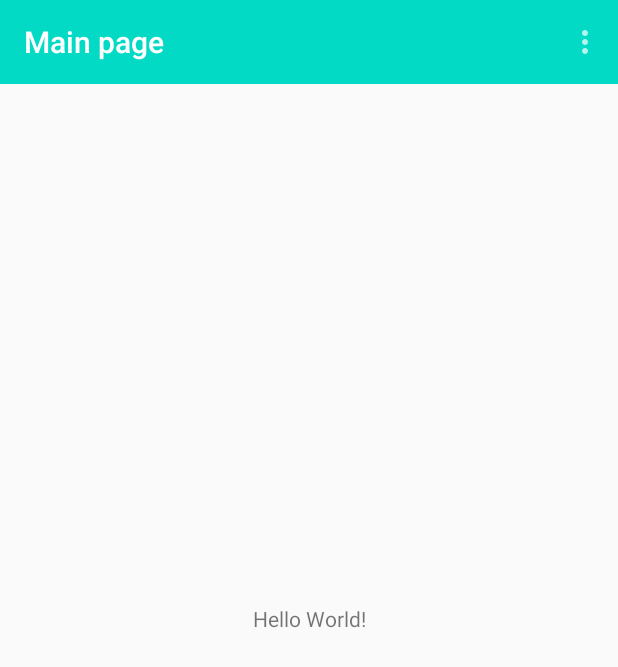
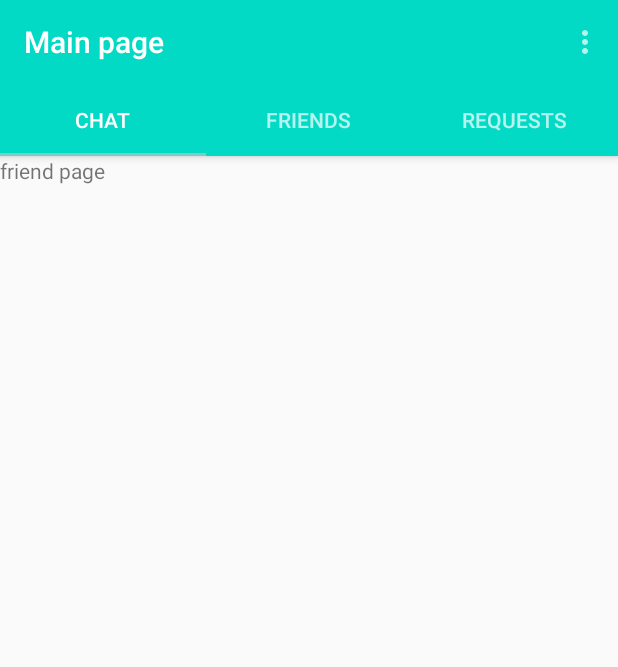
Before and after one commit to GameOnAnil/ChatAppProject, an Android app: the screen it shows after launch once a user with an empty profile is signed in (MainActivity), on a phone screen of 412 x 824 dp. Shown: the top 667 px of the screen. Run offline under Robolectric (Android 15) with nearby library versions, the phone set to English and light mode, and no system bars; our stand-ins replace Firebase (no records; nobody signed in at launch, a user with empty details on screens opened directly).

Commit message:
Added a tablayout and fragment for each item

```diff
--- a/app/build.gradle
+++ b/app/build.gradle
@@ -28,6 +28,8 @@ dependencies {
     implementation 'androidx.appcompat:appcompat:1.1.0'
     implementation 'androidx.constraintlayout:constraintlayout:1.1.3'
     implementation 'com.google.firebase:firebase-auth:19.3.2'
+    implementation 'com.google.android.material:material:1.1.0'
+    implementation 'androidx.legacy:legacy-support-v4:1.0.0'
     testImplementation 'junit:junit:4.12'
     androidTestImplementation 'androidx.test.ext:junit:1.1.1'
     androidTestImplementation 'androidx.test.espresso:espresso-core:3.2.0'
--- /dev/null
+++ b/app/src/main/java/com/example/chatappproject/ChatFragment.java
@@ -0,0 +1,21 @@
+package com.example.chatappproject;
+
+import android.os.Bundle;
+import android.view.LayoutInflater;
+import android.view.View;
+import android.view.ViewGroup;
+
+import androidx.fragment.app.Fragment;
+
+public class ChatFragment extends Fragment {
+
+    public ChatFragment() {
+        // Required empty public constructor
+    }
+
+    @Override
+    public View onCreateView(LayoutInflater inflater, ViewGroup container,
+                             Bundle savedInstanceState) {
+        return inflater.inflate(R.layout.fragment_friends, container, false);
+    }
+}
--- /dev/null
+++ b/app/src/main/java/com/example/chatappproject/FriendsFragment.java
@@ -0,0 +1,22 @@
+package com.example.chatappproject;
+
+import android.os.Bundle;
+
+import androidx.fragment.app.Fragment;
+
+import android.view.LayoutInflater;
+import android.view.View;
+import android.view.ViewGroup;
+
+public class FriendsFragment extends Fragment {
+
+    public FriendsFragment() {
+        // Required empty public constructor
+    }
+
+    @Override
+    public View onCreateView(LayoutInflater inflater, ViewGroup container,
+                             Bundle savedInstanceState) {
+        return inflater.inflate(R.layout.fragment_friends, container, false);
+    }
+}
--- a/app/src/main/java/com/example/chatappproject/MainActivity.java
+++ b/app/src/main/java/com/example/chatappproject/MainActivity.java
@@ -3,6 +3,7 @@ package com.example.chatappproject;
 import androidx.annotation.NonNull;
 import androidx.appcompat.app.AppCompatActivity;
 import androidx.appcompat.widget.Toolbar;
+import androidx.viewpager.widget.ViewPager;
 
 import android.content.Intent;
 import android.os.Bundle;
@@ -11,11 +12,15 @@ import android.view.Menu;
 import android.view.MenuInflater;
 import android.view.MenuItem;
 
+import com.google.android.material.tabs.TabLayout;
 import com.google.firebase.auth.FirebaseAuth;
 import com.google.firebase.auth.FirebaseUser;
 
 public class MainActivity extends AppCompatActivity {
     private static final String TAG = "MainActivity";
+    ViewPager mViewPager;
+    TabLayout mTabLayout;
+    private ViewPagerAdapter viewPagerAdapter;
 
     FirebaseAuth mAuth;
 
@@ -29,6 +34,13 @@ public class MainActivity extends AppCompatActivity {
         setSupportActionBar(toolbar);
 
         mAuth = FirebaseAuth.getInstance();
+
+        mViewPager = findViewById(R.id.main_viewPager);
+        mTabLayout =findViewById(R.id.tab_layout_main);
+
+        viewPagerAdapter = new ViewPagerAdapter(getSupportFragmentManager());
+        mViewPager.setAdapter(viewPagerAdapter);
+        mTabLayout.setupWithViewPager(mViewPager);
 
     }
 
--- a/app/src/main/java/com/example/chatappproject/SignUpPage.java
+++ b/app/src/main/java/com/example/chatappproject/SignUpPage.java
@@ -86,6 +86,7 @@ public class SignUpPage extends AppCompatActivity {
                             Log.d(TAG, "onComplete: SignUp successful");
 
                             Intent intent = new Intent(SignUpPage.this, MainActivity.class);
+                            intent.addFlags(Intent.FLAG_ACTIVITY_NEW_TASK | Intent.FLAG_ACTIVITY_CLEAR_TASK);
                             startActivity(intent);
                             finish();
 
--- /dev/null
+++ b/app/src/main/java/com/example/chatappproject/ViewPagerAdapter.java
@@ -0,0 +1,51 @@
+package com.example.chatappproject;
+
+import androidx.annotation.NonNull;
+import androidx.fragment.app.Fragment;
+import androidx.fragment.app.FragmentManager;
+import androidx.fragment.app.FragmentPagerAdapter;
+
+public class ViewPagerAdapter extends FragmentPagerAdapter {
+    public ViewPagerAdapter(@NonNull FragmentManager fm) {
+        super(fm);
+    }
+
+    @NonNull
+    @Override
+    public Fragment getItem(int position) {
+        switch (position){
+            case 0:
+               ChatFragment chatFragment = new ChatFragment();
+               return  chatFragment;
+            case 1:
+                FriendsFragment friendsFragment = new FriendsFragment();
+                return  friendsFragment;
+            case 2:
+                RequestFragment requestFragment = new RequestFragment();
+                return  requestFragment;
+            default:
+                return null;
+        }
+
+    }
+
+    @Override
+    public int getCount() {
+        return 3;
+    }
+
+    public CharSequence getPageTitle(int position){
+        switch (position){
+            case 0:
+                return "Chat";
+            case 1:
+                return "Friends";
+            case 2:
+                return "Requests";
+            default:
+                return null;
+        }
+    }
+
+
+}
--- a/app/src/main/res/layout/activity_main.xml
+++ b/app/src/main/res/layout/activity_main.xml
@@ -6,20 +6,38 @@
     android:layout_height="match_parent"
     tools:context=".MainActivity">
 
-    <include
-        android:id="@+id/toolbar_main"
-        layout="@layout/toolbar_layout"
+    <com.google.android.material.appbar.AppBarLayout
+        android:id="@+id/appbar_main"
+        android:layout_width="match_parent"
+        android:layout_height="wrap_content"
         app:layout_constraintEnd_toEndOf="parent"
         app:layout_constraintStart_toStartOf="parent"
-        app:layout_constraintTop_toTopOf="parent" />
+        app:layout_constraintTop_toTopOf="parent">
 
-    <TextView
-        android:layout_width="wrap_content"
+        <include
+            android:id="@+id/toolbar_main"
+            layout="@layout/toolbar_layout" />
+
+        <com.google.android.material.tabs.TabLayout
+            android:id="@+id/tab_layout_main"
+            android:layout_width="match_parent"
+            android:layout_height="wrap_content"
+            android:layout_gravity="bottom"
+            android:background="@color/colorPrimary"
+            android:theme="@style/Theme.AppCompat"
+
+            />
+
+    </com.google.android.material.appbar.AppBarLayout>
+
+    <androidx.viewpager.widget.ViewPager
+        android:id="@+id/main_viewPager"
+        android:layout_width="match_parent"
         android:layout_height="wrap_content"
-        android:text="Hello World!"
-        app:layout_constraintBottom_toBottomOf="parent"
-        app:layout_constraintLeft_toLeftOf="parent"
-        app:layout_constraintRight_toRightOf="parent"
-        app:layout_constraintTop_toTopOf="parent" />
+
+        app:layout_constraintEnd_toEndOf="parent"
+        app:layout_constraintStart_toStartOf="parent"
+        app:layout_constraintTop_toBottomOf="@id/appbar_main" />
+
 
 </androidx.constraintlayout.widget.ConstraintLayout>
--- /dev/null
+++ b/app/src/main/res/layout/fragment_friends.xml
@@ -0,0 +1,14 @@
+<?xml version="1.0" encoding="utf-8"?>
+<FrameLayout xmlns:android="http://schemas.android.com/apk/res/android"
+    xmlns:tools="http://schemas.android.com/tools"
+    android:layout_width="match_parent"
+    android:layout_height="match_parent"
+    tools:context=".FriendsFragment">
+
+    <!-- TODO: Update blank fragment layout -->
+    <TextView
+        android:layout_width="match_parent"
+        android:layout_height="match_parent"
+        android:text="friend page" />
+
+</FrameLayout>
--- a/app/src/main/res/values/strings.xml
+++ b/app/src/main/res/values/strings.xml
@@ -1,3 +1,5 @@
 <resources>
     <string name="app_name">ChatAppProject</string>
+    <!-- TODO: Remove or change this placeholder text -->
+    <string name="hello_blank_fragment">Hello blank fragment</string>
 </resources>
```
Also changed, not shown: app/src/main/java/com/example/chatappproject/LogInPage.java (+13 -15 lines), app/src/main/java/com/example/chatappproject/RequestFragment.java (added, +21 -0 lines), app/src/main/res/layout/fragment_chat.xml (added, +14 -0 lines), app/src/main/res/layout/fragment_request.xml (added, +14 -0 lines).
